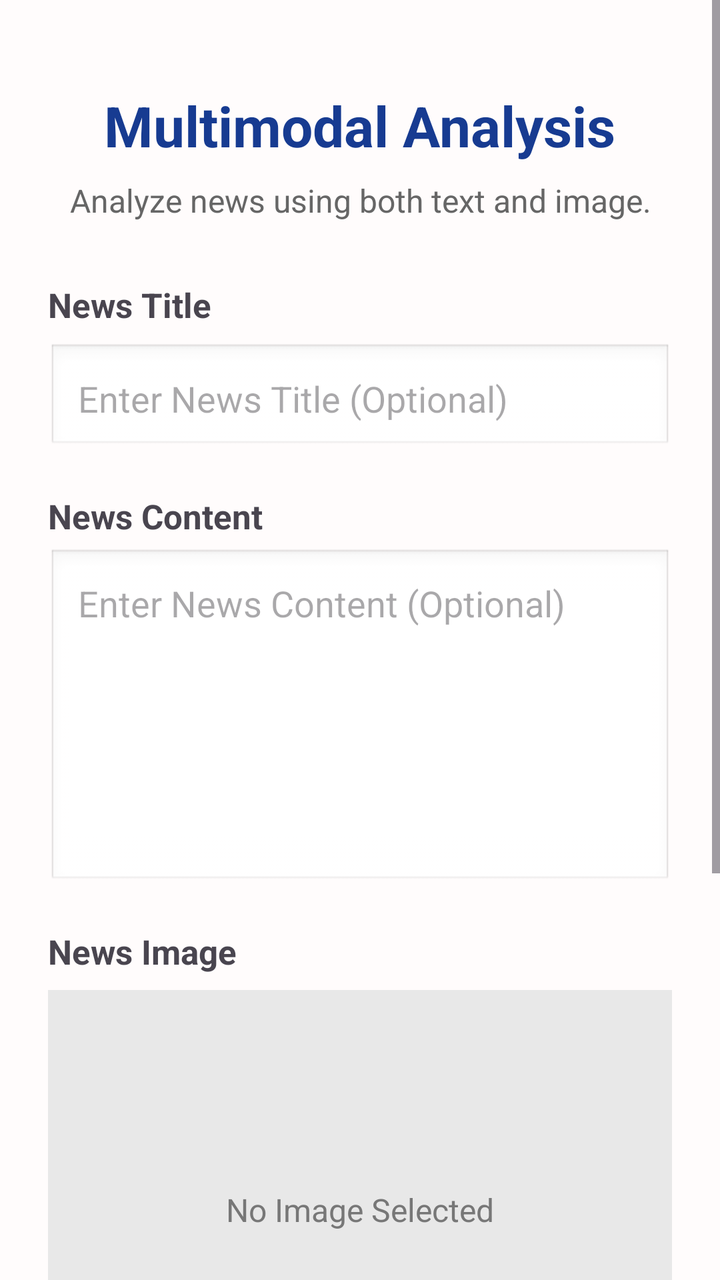
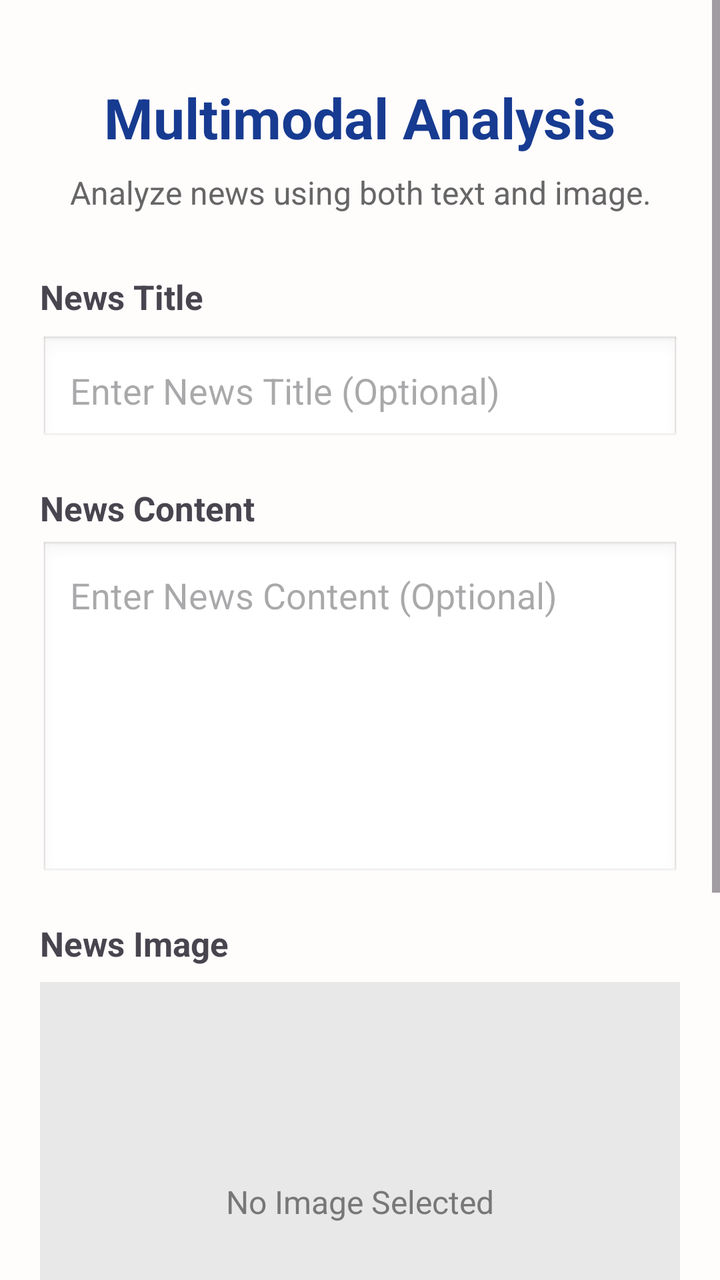

The first picture is an Android layout as it rendered before a commit; the second is the same layout after the commit. The layout source and the unified diff follow.
<!-- AndroidManifest.xml: application theme Theme.FactX -->
<!-- res/layout/activity_multimodal.xml -->
<?xml version="1.0" encoding="utf-8"?>
<ScrollView xmlns:android="http://schemas.android.com/apk/res/android"
    android:layout_width="match_parent"
    android:layout_height="match_parent"
    android:background="#FFFCFC">

    <LinearLayout
        android:layout_width="match_parent"
        android:layout_height="wrap_content"
        android:orientation="vertical"
        android:padding="24dp">

        

        <TextView
            android:layout_width="wrap_content"
            android:layout_height="wrap_content"
            android:text="Multimodal Analysis"
            android:textSize="28sp"
            android:textStyle="bold"
            android:textColor="#173B91"
            android:layout_gravity="center"
            android:layout_marginTop="20dp"/>


        

        <TextView
            android:layout_width="match_parent"
            android:layout_height="wrap_content"
            android:text="Analyze news using both text and image."
            android:textSize="16sp"
            android:textColor="#666666"
            android:gravity="center"
            android:layout_marginTop="8dp"
            android:layout_marginBottom="30dp"/>


        

        <TextView
            android:layout_width="wrap_content"
            android:layout_height="wrap_content"
            android:text="News Title"
            android:textSize="17sp"
            android:textStyle="bold"/>


        <EditText
            android:id="@+id/etTitle"
            android:layout_width="match_parent"
            android:layout_height="55dp"
            android:hint="Enter News Title (Optional)"
            android:padding="15dp"
            android:layout_marginTop="8dp"
            android:background="@android:drawable/edit_text"/>


        

        <TextView
            android:layout_width="wrap_content"
            android:layout_height="wrap_content"
            android:text="News Content"
            android:textSize="17sp"
            android:textStyle="bold"
            android:layout_marginTop="20dp"/>


        <EditText
            android:id="@+id/etNews"
            android:layout_width="match_parent"
            android:layout_height="170dp"
            android:hint="Enter News Content (Optional)"
            android:gravity="top|start"
            android:padding="15dp"
            android:inputType="textMultiLine"
            android:layout_marginTop="5dp"
            android:background="@android:drawable/edit_text"/>


        

        <TextView
            android:layout_width="wrap_content"
            android:layout_height="wrap_content"
            android:text="News Image"
            android:textSize="17sp"
            android:textStyle="bold"
            android:layout_marginTop="20dp"/>


        

        <FrameLayout
            android:id="@+id/imageBox"
            android:layout_width="match_parent"
            android:layout_height="220dp"
            android:layout_marginTop="8dp"
            android:background="#E8E8E8">

            <ImageView
                android:id="@+id/imgPreview"
                android:layout_width="match_parent"
                android:layout_height="match_parent"
                android:padding="8dp"
                android:scaleType="centerInside"
                android:contentDescription="Selected news image"/>

            <TextView
                android:id="@+id/txtImagePlaceholder"
                android:layout_width="wrap_content"
                android:layout_height="wrap_content"
                android:layout_gravity="center"
                android:text="No Image Selected"
                android:textSize="16sp"
                android:textColor="#777777"/>

        </FrameLayout>


        

        <Button
            android:id="@+id/btnSelectImage"
            android:layout_width="match_parent"
            android:layout_height="55dp"
            android:layout_marginTop="12dp"
            android:text="Select Image"
            android:textAllCaps="false"
            android:textSize="20sp"
            android:textStyle="bold"
            android:backgroundTint="#173B91"
            android:textColor="#FFFFFF"/>


        

        <Button
            android:id="@+id/btnAnalyze"
            android:layout_width="match_parent"
            android:layout_height="55dp"
            android:layout_marginTop="10dp"
            android:text="Analyze News"
            android:textAllCaps="false"
            android:textSize="18sp"
            android:textStyle="bold"
            android:backgroundTint="#173B91"
            android:textColor="#FFFFFF"/>


        

        <Button
            android:id="@+id/btnClear"
            android:layout_width="match_parent"
            android:layout_height="55dp"
            android:layout_marginTop="12dp"
            android:text="Clear"
            android:textAllCaps="false"
            android:textSize="18sp"
            android:textStyle="bold"
            android:backgroundTint="#BDBDBD"
            android:textColor="#000000"/>

    </LinearLayout>

</ScrollView>
<!-- resources referenced by this layout -->
<resources>
  <style name="Theme.FactX" parent="Base.Theme.FactX" />
  <style name="Base.Theme.FactX" parent="Theme.Material3.DayNight.NoActionBar">
          
          
      </style>
</resources>

<!-- the commit's change to res/layout/activity_multimodal.xml (unified diff, before → after) -->
@@ -8,7 +8,7 @@
         android:layout_width="match_parent"
         android:layout_height="wrap_content"
         android:orientation="vertical"
-        android:padding="24dp">
+        android:padding="20dp">
 
         
 
@@ -140,7 +140,7 @@
             android:id="@+id/btnAnalyze"
             android:layout_width="match_parent"
             android:layout_height="55dp"
-            android:layout_marginTop="10dp"
+            android:layout_marginTop="5dp"
             android:text="Analyze News"
             android:textAllCaps="false"
             android:textSize="18sp"
@@ -155,7 +155,7 @@
             android:id="@+id/btnClear"
             android:layout_width="match_parent"
             android:layout_height="55dp"
-            android:layout_marginTop="12dp"
+            android:layout_marginTop="5dp"
             android:text="Clear"
             android:textAllCaps="false"
             android:textSize="18sp"
